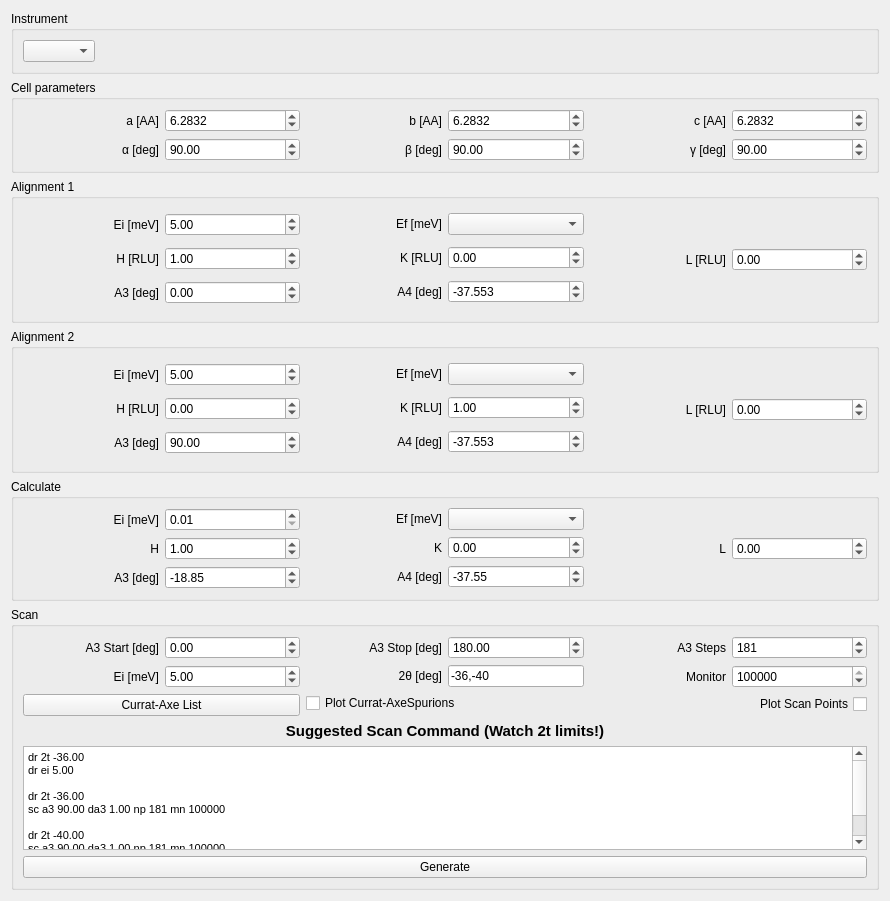
This is src/main/resources/base/Views/Prediction.ui in MJOLNIRPackage/MJOLNIR-GUI as Qt 5 draws it before an edit. The edited form follows.
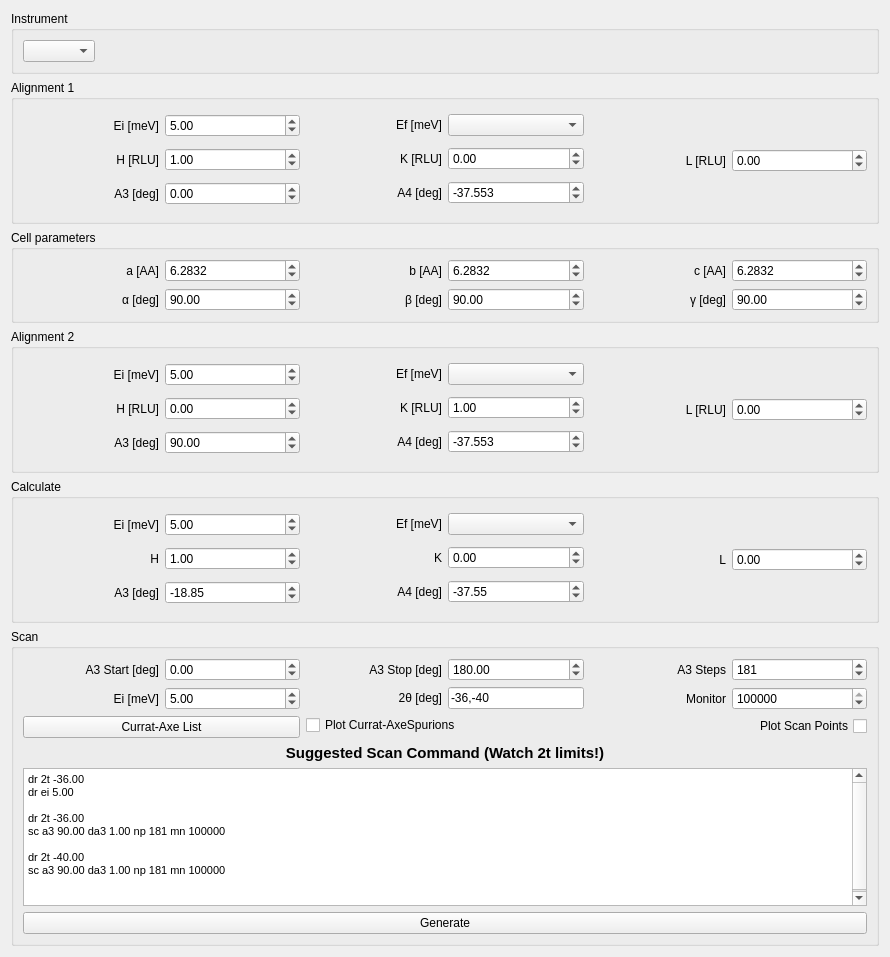
This is the edited form.

Commit message: Update prediction tool to utilize changes in MJOLNIR

What changed in the file:
```diff
--- a/src/main/resources/base/Views/Prediction.ui
+++ b/src/main/resources/base/Views/Prediction.ui
@@ -7,7 +7,7 @@
     <x>0</x>
     <y>0</y>
     <width>890</width>
-    <height>901</height>
+    <height>957</height>
    </rect>
   </property>
   <property name="focusPolicy">
@@ -16,7 +16,7 @@
   <property name="windowTitle">
    <string>Prediction Tool</string>
   </property>
-  <layout class="QVBoxLayout" name="verticalLayout_21">
+  <layout class="QVBoxLayout" name="verticalLayout_21" stretch="0,0,0,0,0,1">
    <item>
     <widget class="QGroupBox" name="groupBox_5">
      <property name="title">
@@ -42,204 +42,6 @@
      </layout>
     </widget>
    </item>
-   <item>
-    <widget class="QGroupBox" name="groupBox">
-     <property name="sizePolicy">
-      <sizepolicy hsizetype="Preferred" vsizetype="Minimum">
-       <horstretch>0</horstretch>
-       <verstretch>0</verstretch>
-      </sizepolicy>
-     </property>
-     <property name="title">
-      <string>Cell parameters</string>
-     </property>
-     <layout class="QHBoxLayout" name="horizontalLayout">
-      <item>
-       <layout class="QVBoxLayout" name="verticalLayout_2">
-        <item>
-         <layout class="QHBoxLayout" name="horizontalLayout_3">
-          <item>
-           <widget class="QLabel" name="label">
-            <property name="text">
-             <string>a [AA]</string>
-            </property>
-            <property name="alignment">
-             <set>Qt::AlignRight|Qt::AlignTrailing|Qt::AlignVCenter</set>
-            </property>
-           </widget>
-          </item>
-          <item>
-           <widget class="QDoubleSpinBox" name="cell_a_spinBox">
-            <property name="decimals">
-             <number>4</number>
-            </property>
-            <property name="minimum">
-             <double>0.000100000000000</double>
-            </property>
-            <property name="maximum">
-             <double>999.990000000000009</double>
-            </property>
-            <property name="value">
-             <double>6.283200000000000</double>
-            </property>
-           </widget>
-          </item>
-         </layout>
-        </item>
-        <item>
-         <layout class="QHBoxLayout" name="horizontalLayout_4">
-          <item>
-           <widget class="QLabel" name="label_2">
-            <property name="text">
-             <string>α [deg]</string>
-            </property>
-            <property name="alignment">
-             <set>Qt::AlignRight|Qt::AlignTrailing|Qt::AlignVCenter</set>
-            </property>
-           </widget>
-          </item>
-          <item>
-           <widget class="QDoubleSpinBox" name="cell_alpha_spinBox">
-            <property name="minimum">
-             <double>0.010000000000000</double>
-            </property>
-            <property name="maximum">
-             <double>180.000000000000000</double>
-            </property>
-            <property name="value">
-             <double>90.000000000000000</double>
-            </property>
-           </widget>
-          </item>
-         </layout>
-        </item>
-       </layout>
-      </item>
-      <item>
-       <layout class="QVBoxLayout" name="verticalLayout_3">
-        <item>
-         <layout class="QHBoxLayout" name="horizontalLayout_5">
-          <item>
-           <widget class="QLabel" name="label_3">
-            <property name="text">
-             <string>b [AA]</string>
-            </property>
-            <property name="alignment">
-             <set>Qt::AlignRight|Qt::AlignTrailing|Qt::AlignVCenter</set>
-            </property>
-           </widget>
-          </item>
-          <item>
-           <widget class="QDoubleSpinBox" name="cell_b_spinBox">
-            <property name="decimals">
-             <number>4</number>
-            </property>
-            <property name="minimum">
-             <double>0.000100000000000</double>
-            </property>
-            <property name="maximum">
-             <double>999.990000000000009</double>
-            </property>
-            <property name="value">
-             <double>6.283200000000000</double>
-            </property>
-           </widget>
-          </item>
-         </layout>
-        </item>
-        <item>
-         <layout class="QHBoxLayout" name="horizontalLayout_6">
-          <item>
-           <widget class="QLabel" name="label_4">
-            <property name="text">
-             <string>β [deg]</string>
-            </property>
-            <property name="alignment">
-             <set>Qt::AlignRight|Qt::AlignTrailing|Qt::AlignVCenter</set>
-            </property>
-           </widget>
-          </item>
-          <item>
-           <widget class="QDoubleSpinBox" name="cell_beta_spinBox">
-            <property name="minimum">
-             <double>0.010000000000000</double>
-            </property>
-            <property name="maximum">
-             <double>180.000000000000000</double>
-            </property>
-            <property name="value">
-             <double>90.000000000000000</double>
-            </property>
-           </widget>
-          </item>
-         </layout>
-        </item>
-       </layout>
-      </item>
-      <item>
-       <layout class="QVBoxLayout" name="verticalLayout_5">
-        <item>
-         <layout class="QHBoxLayout" name="horizontalLayout_9">
-          <item>
-           <widget class="QLabel" name="label_7">
-            <property name="text">
-             <string>c [AA]</string>
-            </property>
-            <property name="alignment">
-             <set>Qt::AlignRight|Qt::AlignTrailing|Qt::AlignVCenter</set>
-            </property>
-           </widget>
-          </item>
-          <item>
-           <widget class="QDoubleSpinBox" name="cell_c_spinBox">
-            <property name="decimals">
-             <number>4</number>
-            </property>
-            <property name="minimum">
-             <double>0.000100000000000</double>
-            </property>
-            <property name="maximum">
-             <double>999.990000000000009</double>
-            </property>
-            <property name="value">
-             <double>6.283200000000000</double>
-            </property>
-           </widget>
-          </item>
-         </layout>
-        </item>
-        <item>
-         <layout class="QHBoxLayout" name="horizontalLayout_10">
-          <item>
-           <widget class="QLabel" name="label_8">
-            <property name="text">
-             <string>γ [deg]</string>
-            </property>
-            <property name="alignment">
-             <set>Qt::AlignRight|Qt::AlignTrailing|Qt::AlignVCenter</set>
-            </property>
-           </widget>
-          </item>
-          <item>
-           <widget class="QDoubleSpinBox" name="cell_gamma_spinBox">
-            <property name="minimum">
-             <double>0.010000000000000</double>
-            </property>
-            <property name="maximum">
-             <double>180.000000000000000</double>
-            </property>
-            <property name="value">
-             <double>90.000000000000000</double>
-            </property>
-           </widget>
-          </item>
-         </layout>
-        </item>
-       </layout>
-      </item>
-     </layout>
-    </widget>
-   </item>
    <item>
     <widget class="QGroupBox" name="groupBox_2">
      <property name="title">
@@ -472,6 +274,204 @@
      </layout>
     </widget>
    </item>
+   <item>
+    <widget class="QGroupBox" name="groupBox">
+     <property name="sizePolicy">
+      <sizepolicy hsizetype="Preferred" vsizetype="Minimum">
+       <horstretch>0</horstretch>
+       <verstretch>0</verstretch>
+      </sizepolicy>
+     </property>
+     <property name="title">
+      <string>Cell parameters</string>
+     </property>
+     <layout class="QHBoxLayout" name="horizontalLayout">
+      <item>
+       <layout class="QVBoxLayout" name="verticalLayout_2">
+        <item>
+         <layout class="QHBoxLayout" name="horizontalLayout_3">
+          <item>
+           <widget class="QLabel" name="label">
+            <property name="text">
+             <string>a [AA]</string>
+            </property>
+            <property name="alignment">
+             <set>Qt::AlignRight|Qt::AlignTrailing|Qt::AlignVCenter</set>
+            </property>
+           </widget>
+          </item>
+          <item>
+           <widget class="QDoubleSpinBox" name="cell_a_spinBox">
+            <property name="decimals">
+             <number>4</number>
+            </property>
+            <property name="minimum">
+             <double>0.000100000000000</double>
+            </property>
+            <property name="maximum">
+             <double>999.990000000000009</double>
+            </property>
+            <property name="value">
+             <double>6.283200000000000</double>
+            </property>
+           </widget>
+          </item>
+         </layout>
+        </item>
+        <item>
+         <layout class="QHBoxLayout" name="horizontalLayout_4">
+          <item>
+           <widget class="QLabel" name="label_2">
+            <property name="text">
+             <string>α [deg]</string>
+            </property>
+            <property name="alignment">
+             <set>Qt::AlignRight|Qt::AlignTrailing|Qt::AlignVCenter</set>
+            </property>
+           </widget>
+          </item>
+          <item>
+           <widget class="QDoubleSpinBox" name="cell_alpha_spinBox">
+            <property name="minimum">
+             <double>0.010000000000000</double>
+            </property>
+            <property name="maximum">
+             <double>180.000000000000000</double>
+            </property>
+            <property name="value">
+             <double>90.000000000000000</double>
+            </property>
+           </widget>
+          </item>
+         </layout>
+        </item>
+       </layout>
+      </item>
+      <item>
+       <layout class="QVBoxLayout" name="verticalLayout_3">
+        <item>
+         <layout class="QHBoxLayout" name="horizontalLayout_5">
+          <item>
+           <widget class="QLabel" name="label_3">
+            <property name="text">
+             <string>b [AA]</string>
+            </property>
+            <property name="alignment">
+             <set>Qt::AlignRight|Qt::AlignTrailing|Qt::AlignVCenter</set>
+            </property>
+           </widget>
+          </item>
+          <item>
+           <widget class="QDoubleSpinBox" name="cell_b_spinBox">
+            <property name="decimals">
+             <number>4</number>
+            </property>
+            <property name="minimum">
+             <double>0.000100000000000</double>
+            </property>
+            <property name="maximum">
+             <double>999.990000000000009</double>
+            </property>
+            <property name="value">
+             <double>6.283200000000000</double>
+            </property>
+           </widget>
+          </item>
+         </layout>
+        </item>
+        <item>
+         <layout class="QHBoxLayout" name="horizontalLayout_6">
+          <item>
+           <widget class="QLabel" name="label_4">
+            <property name="text">
+             <string>β [deg]</string>
+            </property>
+            <property name="alignment">
+             <set>Qt::AlignRight|Qt::AlignTrailing|Qt::AlignVCenter</set>
+            </property>
+           </widget>
+          </item>
+          <item>
+           <widget class="QDoubleSpinBox" name="cell_beta_spinBox">
+            <property name="minimum">
+             <double>0.010000000000000</double>
+            </property>
+            <property name="maximum">
+             <double>180.000000000000000</double>
+            </property>
+            <property name="value">
+             <double>90.000000000000000</double>
+            </property>
+           </widget>
+          </item>
+         </layout>
+        </item>
+       </layout>
+      </item>
+      <item>
+       <layout class="QVBoxLayout" name="verticalLayout_5">
+        <item>
+         <layout class="QHBoxLayout" name="horizontalLayout_9">
+          <item>
+           <widget class="QLabel" name="label_7">
+            <property name="text">
+             <string>c [AA]</string>
+            </property>
+            <property name="alignment">
+             <set>Qt::AlignRight|Qt::AlignTrailing|Qt::AlignVCenter</set>
+            </property>
+           </widget>
+          </item>
+          <item>
+           <widget class="QDoubleSpinBox" name="cell_c_spinBox">
+            <property name="decimals">
+             <number>4</number>
+            </property>
+            <property name="minimum">
+             <double>0.000100000000000</double>
+            </property>
+            <property name="maximum">
+             <double>999.990000000000009</double>
+            </property>
+            <property name="value">
+             <double>6.283200000000000</double>
+            </property>
+           </widget>
+          </item>
+         </layout>
+        </item>
+        <item>
+         <layout class="QHBoxLayout" name="horizontalLayout_10">
+          <item>
+           <widget class="QLabel" name="label_8">
+            <property name="text">
+             <string>γ [deg]</string>
+            </property>
+            <property name="alignment">
+             <set>Qt::AlignRight|Qt::AlignTrailing|Qt::AlignVCenter</set>
+            </property>
+           </widget>
+          </item>
+          <item>
+           <widget class="QDoubleSpinBox" name="cell_gamma_spinBox">
+            <property name="minimum">
+             <double>0.010000000000000</double>
+            </property>
+            <property name="maximum">
+             <double>180.000000000000000</double>
+            </property>
+            <property name="value">
+             <double>90.000000000000000</double>
+            </property>
+           </widget>
+          </item>
+         </layout>
+        </item>
+       </layout>
+      </item>
+     </layout>
+    </widget>
+   </item>
    <item>
     <widget class="QGroupBox" name="groupBox_3">
      <property name="sizePolicy">
@@ -744,6 +744,9 @@
             <property name="minimum">
              <double>0.010000000000000</double>
             </property>
+            <property name="value">
+             <double>5.000000000000000</double>
+            </property>
            </widget>
           </item>
          </layout>
```
The commit also changes 1 other file.
